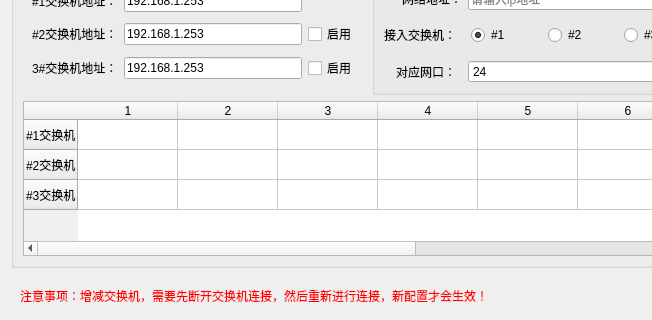
Above: localsettingwindow.ui from MrXiaomao/HXR_Detector before the change; both pictures show x 0 to 652 and y 128 to 448 of the 1082 by 448 pixel window. Below: the same form after it.
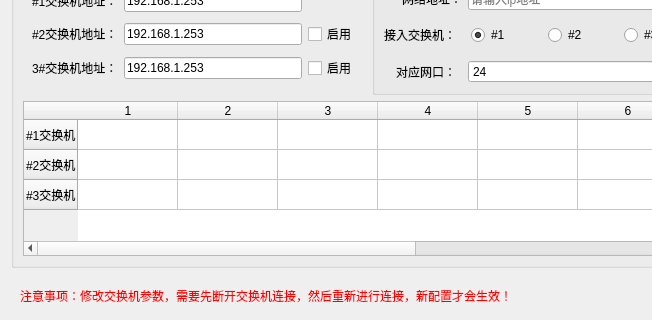
That is the form after the change.

Commit message: 1、将数据解析从原来的主线程搬到子线程，主要是信号槽连接方式改为DirectConnection。 2、对文件的存储，能谱原始二进制文件采用各个通道10s缓存一次，对于H5文件，也是各个通道每10s缓存一次。H5文件增加文件上限16GB限制。 3、30ms,28通道测试，界面不卡顿，但是还是出现偶尔掉数，还需排查。

```diff
--- a/localsettingwindow.ui
+++ b/localsettingwindow.ui
@@ -390,7 +390,7 @@
          <string notr="true">color: rgb(255, 0, 0);</string>
         </property>
         <property name="text">
-         <string>&lt;html&gt;&lt;head/&gt;&lt;body&gt;&lt;p&gt;注意事项：增减交换机，需要先断开交换机连接，然后重新进行连接，新配置才会生效！&lt;/p&gt;&lt;/body&gt;&lt;/html&gt;</string>
+         <string>&lt;html&gt;&lt;head/&gt;&lt;body&gt;&lt;p&gt;注意事项：修改交换机参数，需要先断开交换机连接，然后重新进行连接，新配置才会生效！&lt;/p&gt;&lt;/body&gt;&lt;/html&gt;</string>
         </property>
        </widget>
       </item>
```
The commit also changes 17 other files.
